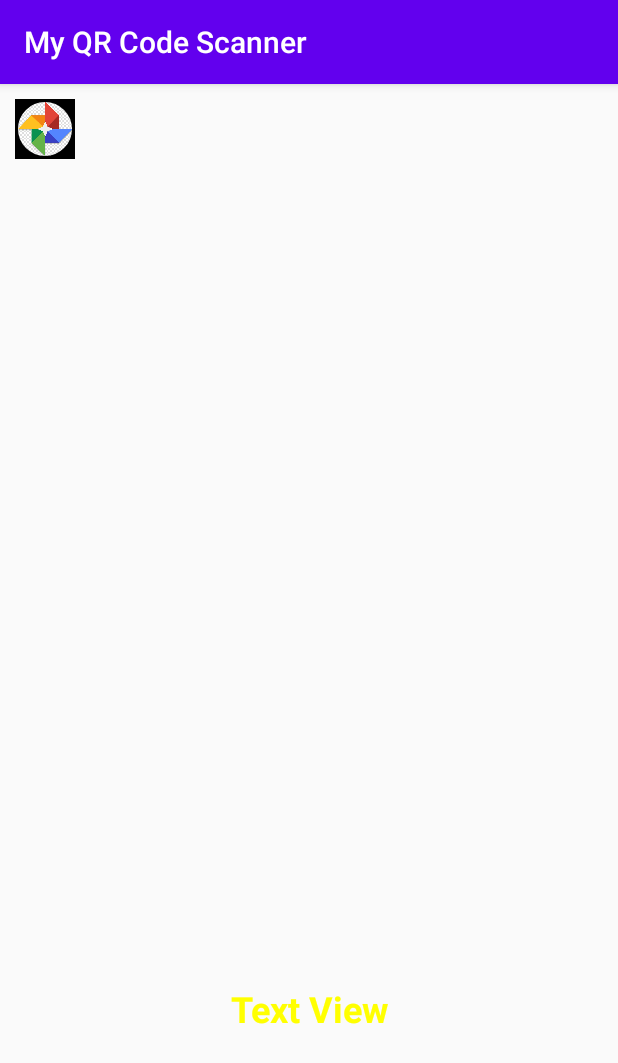
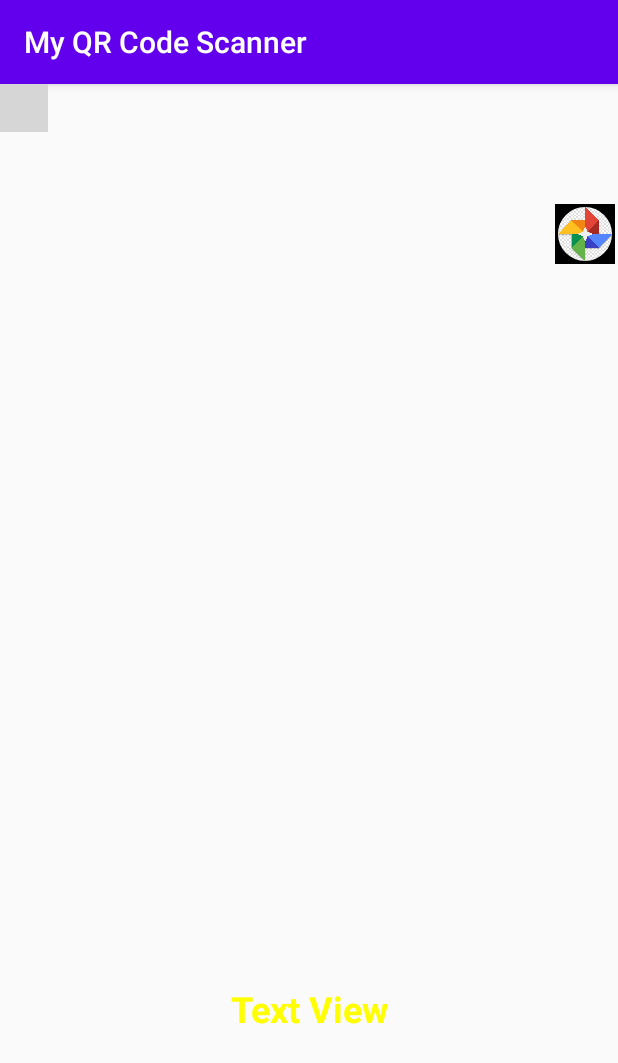
Before and after one commit to abhayjat/my-QRCode-Scanner, an Android app: the ScannerActivity screen opened directly, with no data from a screen before it, after a tap on an icon or button, on a phone screen of 412 x 824 dp. Shown: the top 1063 px of the screen. Run offline under Robolectric (Android 15) with nearby library versions, the phone set to English and light mode, and no system bars; libraries missing offline, so code that uses them is left out: com.budiyev.android, com.karumi.dexter; plain views replace CodeScannerView; 6 statements that could not run were skipped; grey boxes are pictures that could not be loaded.

Commit message:
Add Workable Gallery Button that open Gallery

```diff
--- a/app/src/main/java/com/example/myqrcodescanner/ScannerActivity.java
+++ b/app/src/main/java/com/example/myqrcodescanner/ScannerActivity.java
@@ -98,10 +98,10 @@ public class ScannerActivity extends AppCompatActivity {
         }).check();
     }
 
-//    public void btnBrowser(View view) {
-//        Intent pickIntent = new Intent(Intent.ACTION_PICK);
-//        pickIntent.setDataAndType( android.provider.MediaStore.Images.Media.EXTERNAL_CONTENT_URI, "image/*");
-//
-//        startActivityForResult(pickIntent, 111);
-//    }
+    public void btnBrowser(View view) {
+        Intent pickIntent = new Intent(Intent.ACTION_PICK);
+        pickIntent.setDataAndType( android.provider.MediaStore.Images.Media.EXTERNAL_CONTENT_URI, "image/*");
+
+        startActivityForResult(pickIntent, 111);
+    }
 }
--- a/app/src/main/res/layout/activity_scanner.xml
+++ b/app/src/main/res/layout/activity_scanner.xml
@@ -23,8 +23,8 @@
         android:layout_height="40dp"
         android:background="@drawable/logo1"
         android:src="@drawable/gallery"
-        android:layout_marginTop="10dp"
-        android:layout_marginLeft="10dp"
+        android:layout_marginTop="80dp"
+        android:layout_marginLeft="370dp"
         android:id="@+id/gallery"
         android:onClick="btnBrowser"
         />
```
